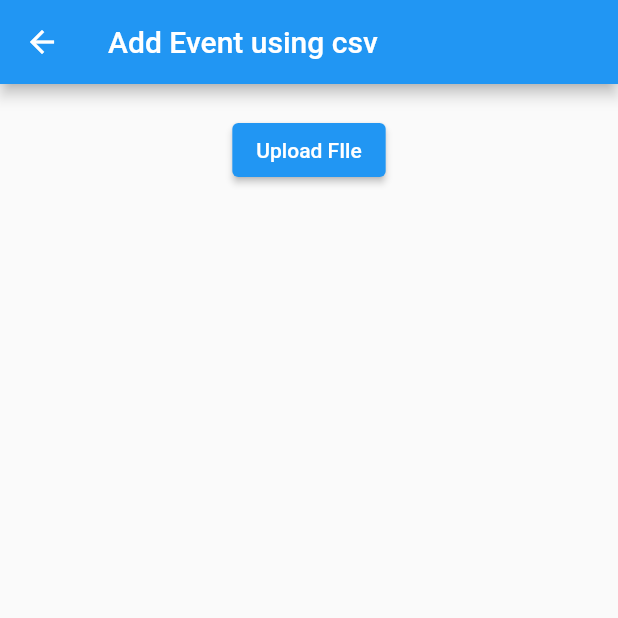
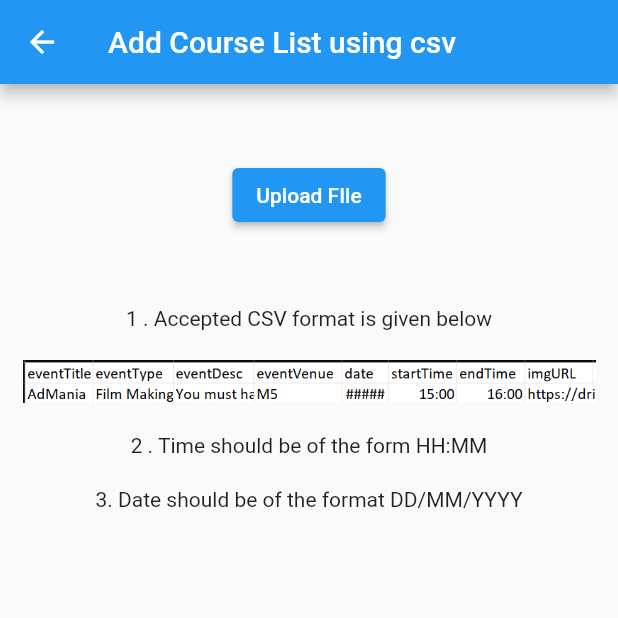
Before and after one commit to prxkhxr/iitropar_app, a Flutter app: the addEventcsv screen opened directly, on a phone screen of 412 x 824 dp, the top half of it. Run offline on Flutter 3.47's test engine with Material 2 defaults, Android fonts, the phone set to English and light mode, and no system bars; our stand-ins replace cloud_firestore, csv, file_picker, firebase_auth, firebase_core, firebase_storage and 5 more; missing offline and left inert: dart:ffi; accounts and stored records are empty.

Commit message:
1. Added event date search filter in event page. 2. Admin can add course time table of students. 3. Added checks in input data csv

```diff
--- a/lib/views/admin/add_event_csv.dart
+++ b/lib/views/admin/add_event_csv.dart
@@ -15,6 +15,33 @@ class addEventcsv extends StatefulWidget {
 class _addEventcsvState extends State<addEventcsv> {
   List<List<dynamic>> _data = [];
   String? filePath;
+  bool checkData(List<List<dynamic>> _events) {
+    int len = _events.length;
+    RegExp time_regex = new RegExp(r'^[0-2]?[0-9]:[0-6]?[0-9]$');
+    RegExp date_regex = new RegExp(r'^[0-3]?[0-9]/[0-1]?[0-9]/[0-9]{4}$');
+    for (int i = 1; i < len; i++) {
+      if (!date_regex.hasMatch(_events[i][4])) {
+        ScaffoldMessenger.of(context).showSnackBar(SnackBar(
+            content: Text(
+                "Date format at line $i is incorrect - ${_events[i][4]}")));
+        return false;
+      }
+      if (!time_regex.hasMatch(_events[i][5].toString())) {
+        ScaffoldMessenger.of(context).showSnackBar(SnackBar(
+            content: Text(
+                "Time format at line $i is incorrect - ${_events[i][5]}")));
+        return false;
+      }
+      if (!time_regex.hasMatch(_events[i][6].toString())) {
+        ScaffoldMessenger.of(context).showSnackBar(SnackBar(
+            content: Text(
+                "Time format at line $i is incorrect - ${_events[i][6]}")));
+        return false;
+      }
+    }
+    return true;
+  }
+
   void uploadData(List<List<dynamic>> _events) {
     int len = _events.length;
     for (int i = 1; i < len; i++) {
@@ -28,7 +55,7 @@ class _addEventcsvState extends State<addEventcsv> {
           _events[i][6],
           _events[i][7]);
       ScaffoldMessenger.of(context)
-          .showSnackBar(SnackBar(content: Text("Added data sucessfully")));
+          .showSnackBar(SnackBar(content: Text("Uploaded data sucessfully")));
     }
   }
 
@@ -54,7 +81,9 @@ class _addEventcsvState extends State<addEventcsv> {
     } else {
       ScaffoldMessenger.of(context).showSnackBar(
           SnackBar(content: Text("Header format in csv correct!")));
-      uploadData(fields);
+      if (checkData(fields)) {
+        uploadData(fields);
+      }
     }
     setState(() {
       _data = fields;
@@ -79,17 +108,28 @@ class _addEventcsvState extends State<addEventcsv> {
   Widget build(BuildContext context) {
     return Scaffold(
         appBar: AppBar(
-          title: const Text("Add Event using csv"),
+          title: const Text("Add Course List using csv"),
         ),
         body: Center(
           child: Column(children: [
-            SizedBox(height: 20),
+            SizedBox(height: 50),
             ElevatedButton(
               child: const Text("Upload FIle"),
               onPressed: () {
                 _pickFile();
               },
-            )
+            ),
+            SizedBox(height: 50),
+            Text('1 . Accepted CSV format is given below'),
+            SizedBox(height: 5),
+            Padding(
+              padding: const EdgeInsets.all(15.0),
+              child: Image.asset('assets/admin_csv_format.png'),
+            ),
+            SizedBox(height: 5),
+            Text('2 . Time should be of the form HH:MM'),
+            SizedBox(height: 20),
+            Text('3. Date should be of the format DD/MM/YYYY')
           ]),
         ));
   }
--- a/lib/views/event_calendar.dart
+++ b/lib/views/event_calendar.dart
@@ -15,7 +15,7 @@ class EventCalendarScreen extends StatefulWidget {
 }
 
 class _EventCalendarScreenState extends State<EventCalendarScreen> {
-  DateTime _focused = DateTime(2023, DateTime.february);
+  DateTime _focused = DateTime.now();
   DateTime _selectedDate = DateTime.now();
   bool recurringEvent = false;
   TimeOfDay startTime = TimeOfDay.now();
```
Also changed, not shown: lib/utilities/firebase_database.dart (+10 -0 lines), lib/views/admin/add_course_csv.dart (added, +109 -0 lines), lib/views/admin/home_page_admin.dart (+8 -0 lines), lib/views/events.dart (+9 -2 lines), assets/admin_course_format.png (added), assets/admin_csv_format.png (added), pubspec.lock.
